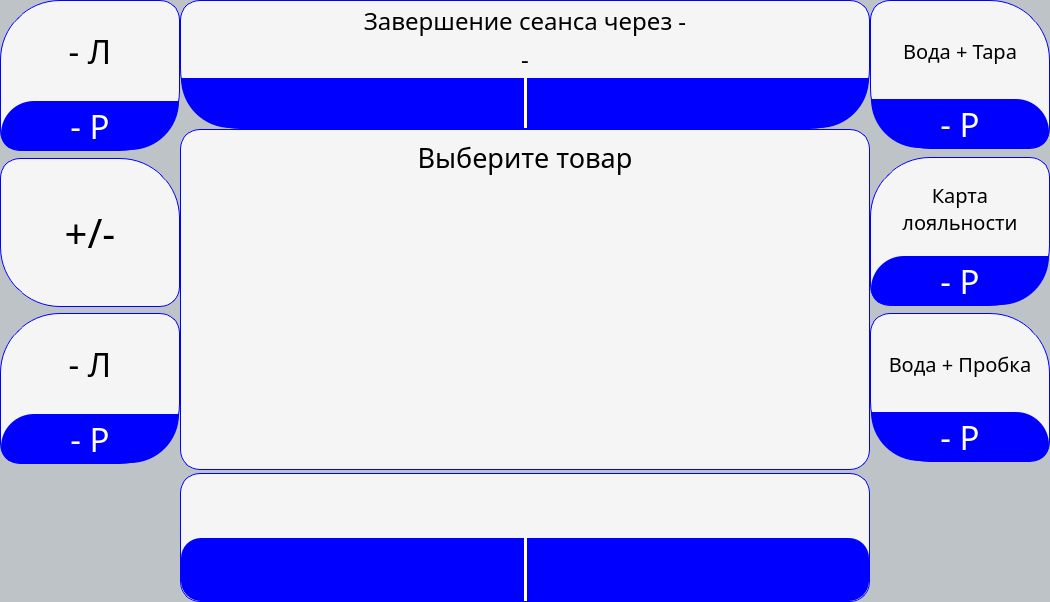
Old version of the form services/gui/resources/ui_interface/buy_window.ui in the repository dmitriymikryukov/vodobox-pro.
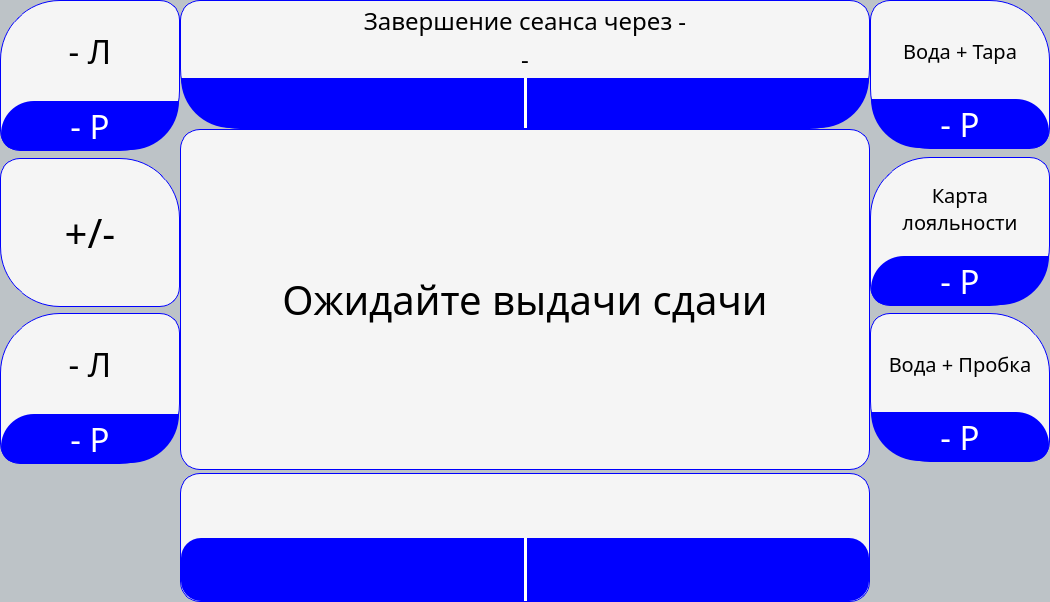
New version of the form. The open tabs and pages were chosen to show the change. Icons and pictures are not drawn.

Commit message: added check before activate session

The edit to the form file:
```diff
--- a/services/gui/resources/ui_interface/buy_window.ui
+++ b/services/gui/resources/ui_interface/buy_window.ui
@@ -3051,6 +3051,66 @@
                       </item>
                      </layout>
                     </widget>
+                    <widget class="QWidget" name="wait_money_change_page">
+                     <layout class="QVBoxLayout" name="verticalLayout_96">
+                      <property name="spacing">
+                       <number>0</number>
+                      </property>
+                      <property name="leftMargin">
+                       <number>0</number>
+                      </property>
+                      <property name="topMargin">
+                       <number>0</number>
+                      </property>
+                      <property name="rightMargin">
+                       <number>0</number>
+                      </property>
+                      <property name="bottomMargin">
+                       <number>0</number>
+                      </property>
+                      <item>
+                       <widget class="QFrame" name="frame_30">
+                        <property name="sizePolicy">
+                         <sizepolicy hsizetype="Preferred" vsizetype="Expanding">
+                          <horstretch>0</horstretch>
+                          <verstretch>0</verstretch>
+                         </sizepolicy>
+                        </property>
+                        <property name="styleSheet">
+                         <string notr="true">#frame_30 {
+	background-color: rgb(245, 245, 245);
+	border: 1px solid blue;
+	border-radius: 20px;
+}</string>
+                        </property>
+                        <property name="frameShape">
+                         <enum>QFrame::StyledPanel</enum>
+                        </property>
+                        <property name="frameShadow">
+                         <enum>QFrame::Raised</enum>
+                        </property>
+                        <layout class="QVBoxLayout" name="verticalLayout_95">
+                         <item>
+                          <widget class="QLabel" name="take_plug_lbl_2">
+                           <property name="font">
+                            <font>
+                             <family>Rubik</family>
+                             <pointsize>30</pointsize>
+                            </font>
+                           </property>
+                           <property name="text">
+                            <string>Ожидайте выдачи сдачи</string>
+                           </property>
+                           <property name="alignment">
+                            <set>Qt::AlignCenter</set>
+                           </property>
+                          </widget>
+                         </item>
+                        </layout>
+                       </widget>
+                      </item>
+                     </layout>
+                    </widget>
                     <widget class="QWidget" name="take_loyal_card_page">
                      <layout class="QVBoxLayout" name="verticalLayout_80">
                       <property name="spacing">
```
The commit also changes 2 other files.
